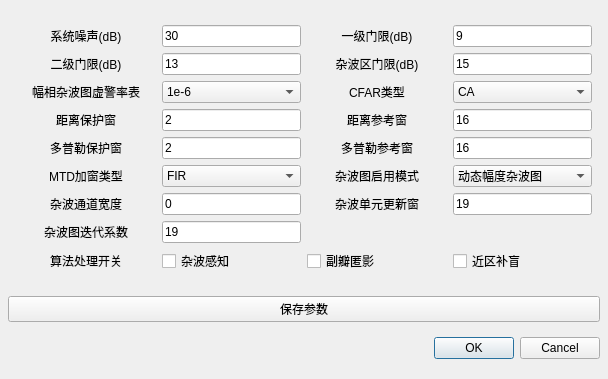
Before: the Qt Designer form paramWidget/sigparamui.ui in DanielWuxiaoxiao/DispCtrl, drawn with Qt 5.
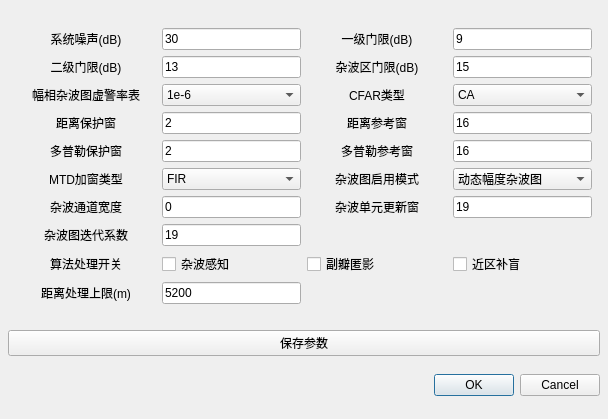
After: the same form once the commit is applied. Custom widgets are drawn as their Qt base class.

Commit message: feat: 增加距离处理上限与日志开关

What changed in the file:
```diff
--- a/paramWidget/sigparamui.ui
+++ b/paramWidget/sigparamui.ui
@@ -7,7 +7,7 @@
         <x>0</x>
         <y>0</y>
         <width>608</width>
-        <height>379</height>
+        <height>419</height>
       </rect>
     </property>
     <property name="windowTitle">
@@ -409,6 +409,26 @@
               </property>
             </widget>
           </item>
+          <item row="9" column="0">
+            <widget class="QLabel" name="distanceProcessUpperLimitLabel">
+              <property name="text">
+                <string>距离处理上限(m)</string>
+              </property>
+              <property name="alignment">
+                <set>Qt::AlignCenter</set>
+              </property>
+            </widget>
+          </item>
+          <item row="9" column="1">
+            <widget class="QLineEdit" name="distanceProcessUpperLimit">
+              <property name="text">
+                <string>5200</string>
+              </property>
+              <property name="toolTip">
+                <string>AA06 原预留区前 2 字节，unsigned short，小端，量化单位 1 米。</string>
+              </property>
+            </widget>
+          </item>
         </layout>
       </item>
       <item>
```
The commit also changes 12 other files.
